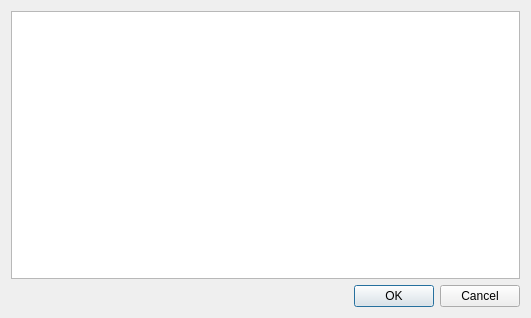
whiteman-kr/u7set, file u7/DialogAFBProperties.ui: the form before one commit.
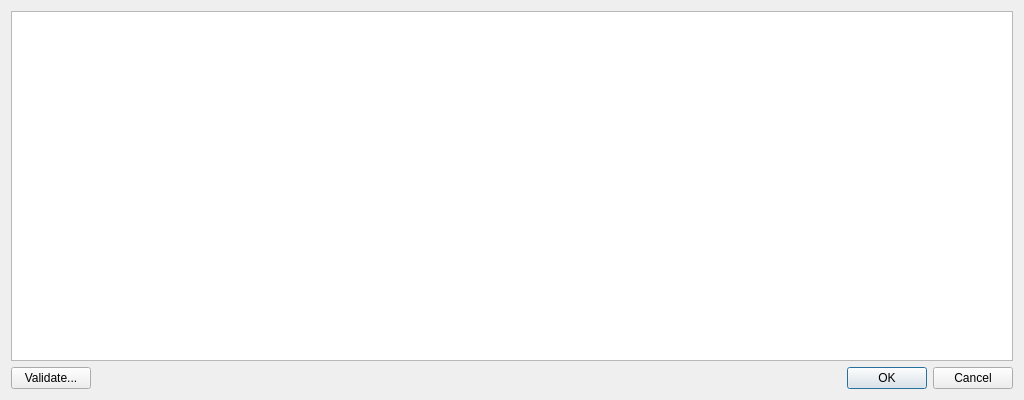
The form after the commit.

Diff of the .ui file:
```diff
--- a/u7/DialogAFBProperties.ui
+++ b/u7/DialogAFBProperties.ui
@@ -6,8 +6,8 @@
    <rect>
     <x>0</x>
     <y>0</y>
-    <width>531</width>
-    <height>318</height>
+    <width>1024</width>
+    <height>400</height>
    </rect>
   </property>
   <property name="windowTitle">
@@ -27,6 +27,13 @@
      </item>
      <item>
       <layout class="QHBoxLayout" name="horizontalLayout">
+       <item>
+        <widget class="QPushButton" name="m_validate">
+         <property name="text">
+          <string>Validate...</string>
+         </property>
+        </widget>
+       </item>
        <item>
         <spacer name="horizontalSpacer">
          <property name="orientation">
```
Left out of the diff: 16 changed lines with no effect on the pictures.
